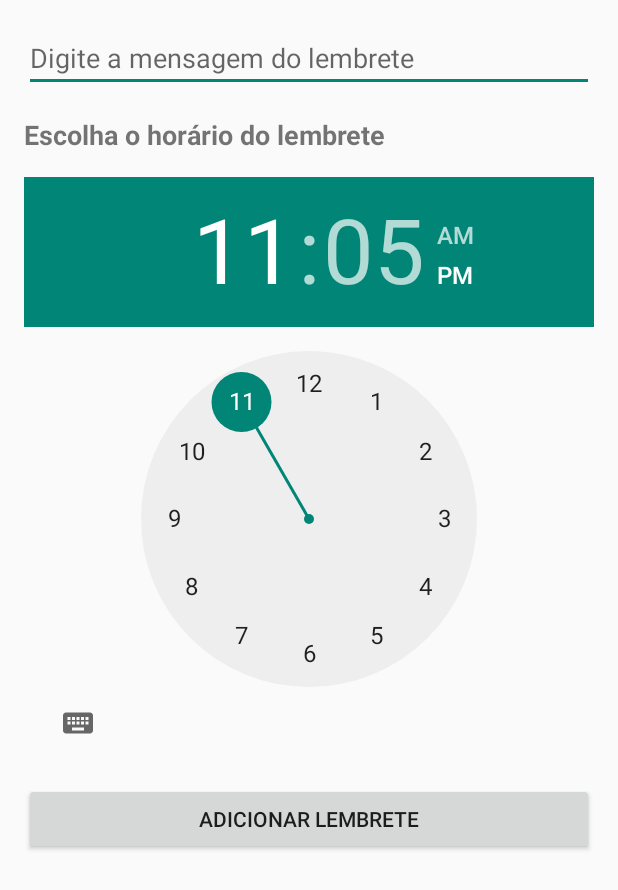
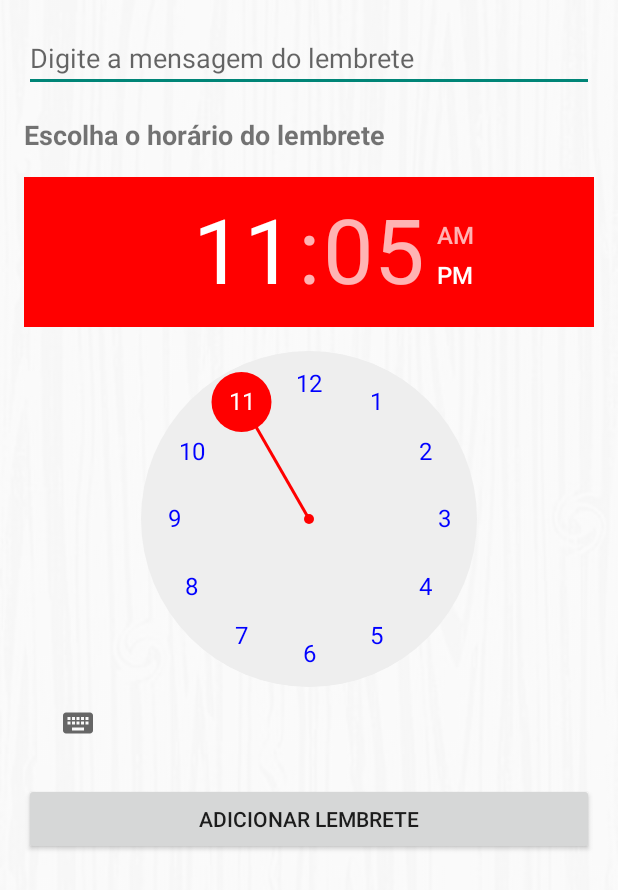
Before and after one commit to JuanSanchezGarces/HereWeGoAgain, an Android app: the AddReminderActivity screen opened directly, with no data from a screen before it, on a phone screen of 412 x 824 dp. Shown: the top 890 px of the screen. Run offline under Robolectric (Android 15) with nearby library versions, the phone set to English and light mode, and no system bars.

Commit message:
Atualizado layout da tela de Lembretes

```diff
--- a/app/src/main/res/layout/reminder_layout.xml
+++ b/app/src/main/res/layout/reminder_layout.xml
@@ -1,6 +1,19 @@
 <!-- reminder_layout.xml -->
+<FrameLayout
+    xmlns:android="http://schemas.android.com/apk/res/android"
+    android:layout_width="match_parent"
+    android:layout_height="match_parent">
+
+    <!-- Background image -->
+    <ImageView
+        android:layout_width="match_parent"
+        android:layout_height="match_parent"
+        android:scaleType="centerCrop"
+        android:src="@drawable/white_background"
+        android:contentDescription="Background Image"
+        android:alpha="0.2" />
+
     <LinearLayout
-    xmlns:android="http://schemas.android.com/apk/res/android"
         android:layout_width="match_parent"
         android:layout_height="match_parent"
         android:orientation="vertical"
@@ -27,7 +40,8 @@
             android:id="@+id/timePicker"
             android:layout_width="wrap_content"
             android:layout_height="wrap_content"
-        android:layout_gravity="center"/>
+            android:layout_gravity="center"
+            android:theme="@style/MyTimePickerTheme"/>
 
         <Button
             android:id="@+id/addReminderButton"
@@ -37,3 +51,5 @@
             android:layout_marginTop="16dp"/>
 
     </LinearLayout>
+
+</FrameLayout>
--- a/app/src/main/res/values/styles.xml
+++ b/app/src/main/res/values/styles.xml
@@ -3,4 +3,8 @@
     <style name="StatusBarStyle" parent="Theme.AppCompat.Light.NoActionBar">
         <item name="android:statusBarColor">#02173B</item>
     </style>
+    <style name="MyTimePickerTheme" parent="Theme.AppCompat.Light.Dialog">
+        <item name="colorAccent">#FF0000</item> <!-- color of the selected time -->
+        <item name="android:textColorPrimary">#0000FF</item> <!-- color of the unselected time -->
+    </style>
 </resources>
```
Lines whose indentation alone changed are shown as unchanged.
